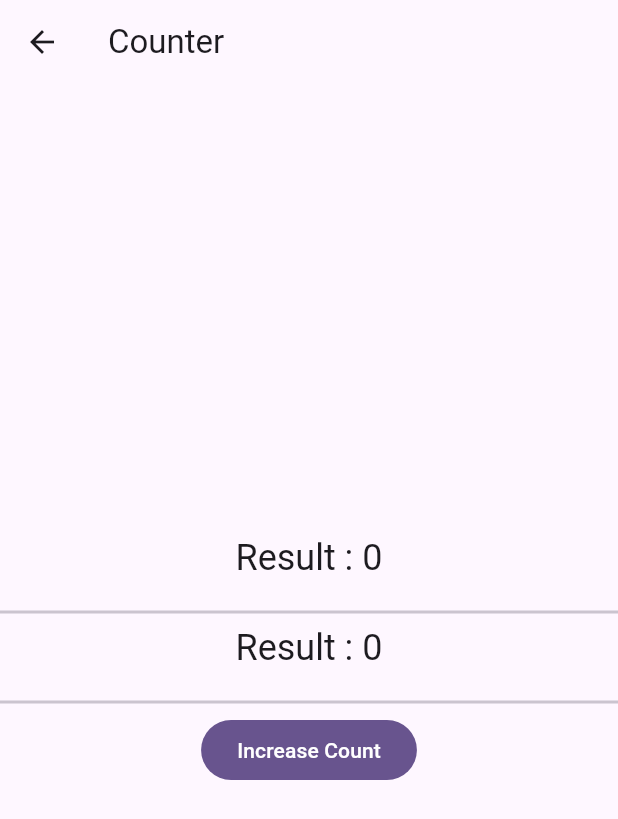
After one commit to rezwanul7/flutter_bloc_demo, a Flutter app: the screen it shows after launch, after a tap on "Counter MultiScreen", on a phone screen of 412 x 824 dp. The commit adds this screen. Shown: the top 819 px of the screen. Run offline on Flutter 3.47's test engine with Material 3 defaults, Android fonts, the phone set to English and light mode, and no system bars; our stand-ins replace equatable, flutter_bloc.

Commit message:
add two screen counter

```diff
--- /dev/null
+++ b/lib/features/counter_two_screen/presentation/blocs/counter_cubit.dart
@@ -0,0 +1,9 @@
+import 'package:flutter_bloc/flutter_bloc.dart';
+
+class CounterCubit extends Cubit<int> {
+  CounterCubit(super.initialState);
+
+  void increment() {
+      emit(state + 1);
+  }
+}
--- /dev/null
+++ b/lib/features/counter_two_screen/presentation/pages/counter_page.dart
@@ -0,0 +1,30 @@
+import 'package:flutter/material.dart';
+import 'package:flutter_bloc/flutter_bloc.dart';
+import 'package:flutter_bloc_demo/features/counter_two_screen/presentation/blocs/counter_cubit.dart';
+import 'package:flutter_bloc_demo/features/counter_two_screen/presentation/widgets/counter_button_widget.dart';
+import 'package:flutter_bloc_demo/features/counter_two_screen/presentation/widgets/counter_result_widget.dart';
+
+class CounterTwoScreenPage extends StatelessWidget {
+  const CounterTwoScreenPage({super.key});
+
+  @override
+  Widget build(BuildContext context) {
+    return BlocProvider(
+      create: (context) => CounterCubit(0),
+      child: Scaffold(
+        appBar: AppBar(
+          title: const Text("Counter"),
+        ),
+        body: const Column(
+          mainAxisAlignment: MainAxisAlignment.center,
+          crossAxisAlignment: CrossAxisAlignment.center,
+          children: [
+            CounterResultWidget(),
+            CounterResultWidget(),
+            CounterButtonWidget()
+          ],
+        ),
+      ),
+    );
+  }
+}
--- /dev/null
+++ b/lib/features/counter_two_screen/presentation/widgets/counter_button_widget.dart
@@ -0,0 +1,17 @@
+import 'package:flutter/material.dart';
+import 'package:flutter_bloc/flutter_bloc.dart';
+import 'package:flutter_bloc_demo/features/counter_two_screen/presentation/blocs/counter_cubit.dart';
+
+class CounterButtonWidget extends StatelessWidget {
+  const CounterButtonWidget({super.key});
+
+  @override
+  Widget build(BuildContext context) {
+    return FilledButton(
+      onPressed: () {
+        BlocProvider.of<CounterCubit>(context).increment();
+      },
+      child: const Text('Increase Count'),
+    );
+  }
+}
--- /dev/null
+++ b/lib/features/counter_two_screen/presentation/widgets/counter_result_widget.dart
@@ -0,0 +1,33 @@
+import 'package:flutter/material.dart';
+import 'package:flutter_bloc/flutter_bloc.dart';
+import 'package:flutter_bloc_demo/features/counter_two_screen/presentation/blocs/counter_cubit.dart';
+
+class CounterResultWidget extends StatelessWidget {
+  const CounterResultWidget({
+    super.key,
+  });
+
+  @override
+  Widget build(BuildContext context) {
+    return BlocBuilder<CounterCubit, int>(
+      builder: (context, state) {
+        return Column(
+          mainAxisAlignment: MainAxisAlignment.center,
+          crossAxisAlignment: CrossAxisAlignment.center,
+          children: [
+            Text(
+              "Result : $state",
+              style: Theme.of(context).textTheme.headlineSmall,
+            ),
+            const SizedBox(
+              height: 12,
+            ),
+            const Divider(
+              thickness: 2,
+            )
+          ],
+        );
+      },
+    );
+  }
+}
--- a/lib/features/home/presentation/pages/home_page.dart
+++ b/lib/features/home/presentation/pages/home_page.dart
@@ -2,6 +2,7 @@ import 'package:flutter/material.dart';
 import 'package:flutter_bloc_demo/features/calculator/presentation/pages/calculator_page.dart';
 import 'package:flutter_bloc_demo/features/counter/presentation/pages/counter_page.dart';
 import 'package:flutter_bloc_demo/features/counter_number_model/presentation/pages/counter_number_model_page.dart';
+import 'package:flutter_bloc_demo/features/counter_two_screen/presentation/pages/counter_page.dart';
 
 class HomePage extends StatelessWidget {
   final String title;
@@ -49,6 +50,16 @@ class HomePage extends StatelessWidget {
               },
               child: const Text('Calculator Demo'),
             ),
+            FilledButton(
+              onPressed: () {
+                Navigator.of(context).push(
+                  MaterialPageRoute(
+                    builder: (context) => const CounterTwoScreenPage(),
+                  ),
+                );
+              },
+              child: const Text('Counter MultiScreen'),
+            ),
           ],
         ),
       ),
```
Also changed, not shown: 1 other file.
